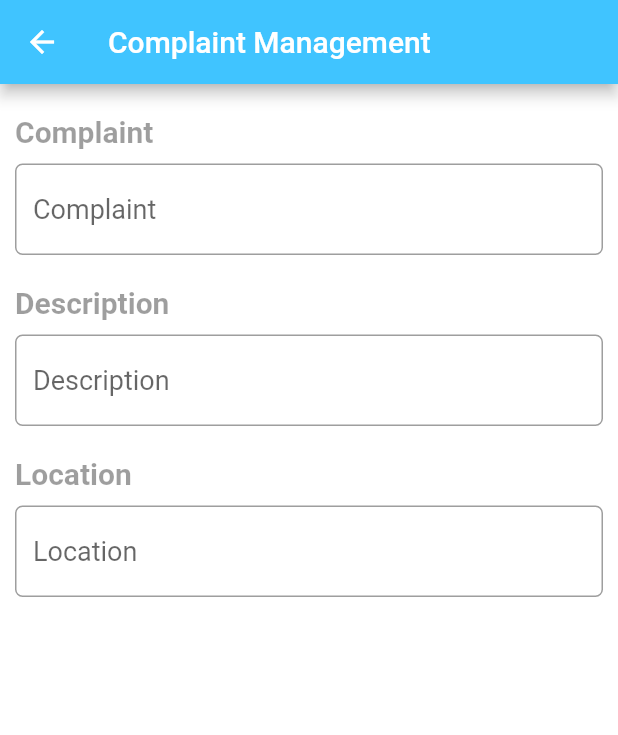
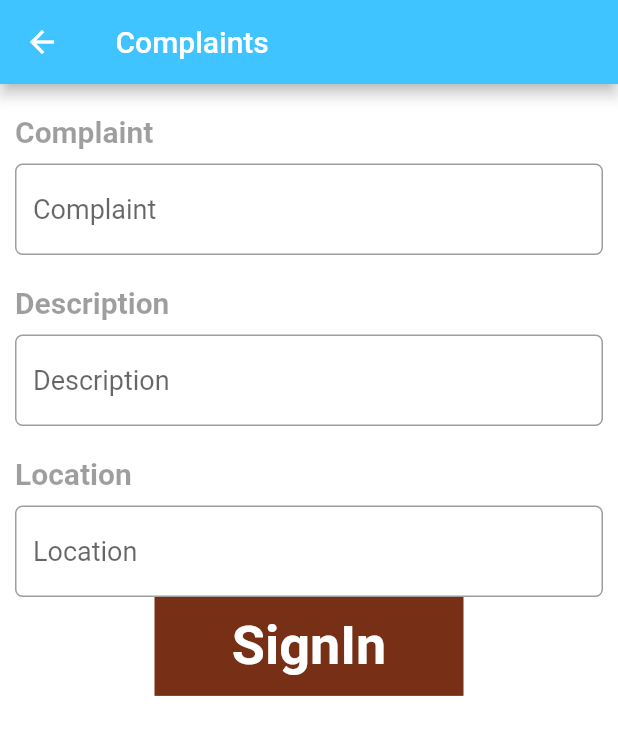
Before and after one commit to AnjanaMaitexa/ayurcare, a Flutter app: the AddComplaint screen opened directly, on a phone screen of 412 x 824 dp. Shown: the top 735 px of the screen. Run offline on Flutter 3.47's test engine with Material 2 defaults, Android fonts, the phone set to English and light mode, and no system bars; our stand-ins replace carousel_slider.

Commit message:
second commit

```diff
--- a/lib/patient/complaints/add_complaints.dart
+++ b/lib/patient/complaints/add_complaints.dart
@@ -1,4 +1,5 @@
 
+import 'package:ayurvedichospital/patient/complaints/complaints.dart';
 import 'package:flutter/material.dart';
 
 class AddComplaint extends StatefulWidget {
@@ -19,10 +20,14 @@
 
   @override
   Widget build(BuildContext context) {
+
+    double w=MediaQuery.of(context).size.width;
+    double h=MediaQuery.of(context).size.height;
+
     return Scaffold(
         backgroundColor: Color(0xF5FFFFFF) ,
         appBar: AppBar(
-          title: Text("Complaint Management"),
+          title: Text(" Complaints"),
           backgroundColor: Colors.lightBlueAccent,
           leading: IconButton(onPressed: () {
 
@@ -103,6 +108,23 @@
                   ),
 
 
+                  GestureDetector(
+                    onTap: (){
+                      Navigator.push(context, MaterialPageRoute(builder: (context)=>Complaints()));
+                    },
+                    child: Container(
+                      width: w*0.5,
+                      height:h*0.08,
+                      color:  Color(0xFF772F16),
+                      child: Center(
+                        child: Text("SignIn",style:TextStyle(
+                            fontSize:36,
+                            fontWeight: FontWeight.bold,
+                            color: Colors.white
+                        )),
+                      ),
+                    ),
+                  ),
                 ],
               ),
             ),
--- a/lib/patient/homepage.dart
+++ b/lib/patient/homepage.dart
@@ -1,3 +1,4 @@
+import 'package:ayurvedichospital/patient/complaints/complaints.dart';
 import 'package:ayurvedichospital/patient/model/homemodel.dart';
 import 'package:ayurvedichospital/patient/userprofile.dart';
 import 'package:carousel_slider/carousel_slider.dart';
@@ -113,7 +114,7 @@
             ListTile(
               leading: Icon(Icons.task_rounded), title: Text("Complaints"),
               onTap: () {
-                Navigator.pop(context);
+                Navigator.push(context, MaterialPageRoute(builder: (context)=>Complaints()),);
               },
             ),
             ListTile(
```
